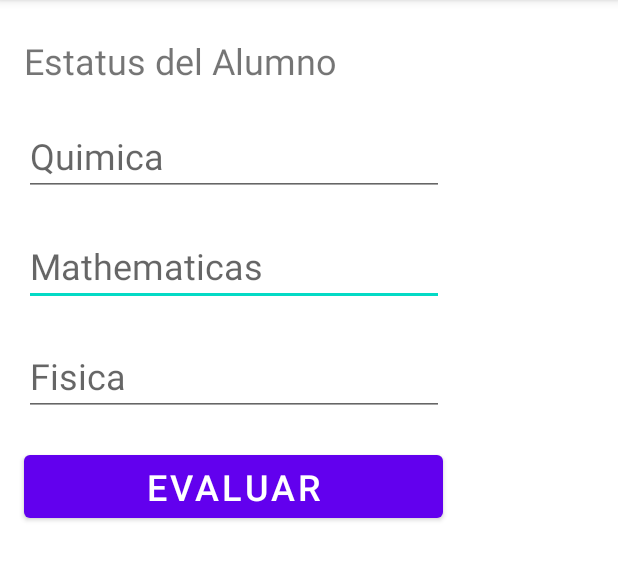
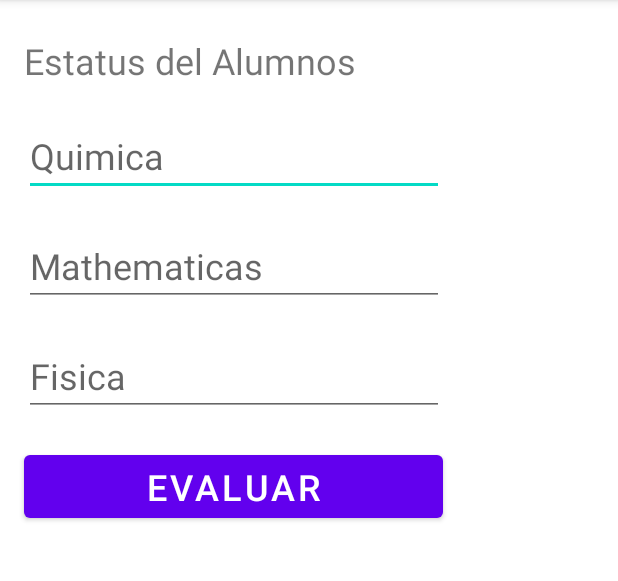
Before and after one commit to EdManDev/17SIST7010, an Android app: the screen it shows after launch (MainActivity), on a phone screen of 412 x 824 dp, the part 84-665 px from its top. Run offline under Robolectric (Android 15) with nearby library versions, the phone set to English and light mode, and no system bars.

Commit message:
Other way i can write School Promedio Notes

```diff
--- a/app/src/main/res/layout/activity_main.xml
+++ b/app/src/main/res/layout/activity_main.xml
@@ -13,36 +13,10 @@
         android:layout_height="33dp"
         android:layout_marginStart="16dp"
         android:layout_marginTop="24dp"
-        android:text="Estatus del Alumno"
+        android:text="@string/txt_view_String"
         android:textSize="24sp"
         app:layout_constraintStart_toStartOf="parent"
         app:layout_constraintTop_toTopOf="parent" />
-
-    <EditText
-        android:id="@+id/txt_math"
-        android:layout_width="wrap_content"
-        android:layout_height="wrap_content"
-        android:layout_marginStart="16dp"
-        android:layout_marginTop="20dp"
-        android:ems="10"
-        android:hint="Mathematicas"
-        android:textSize="24sp"
-        android:inputType="textPersonName"
-        app:layout_constraintStart_toStartOf="parent"
-        app:layout_constraintTop_toBottomOf="@+id/txt_quimica" />
-
-    <EditText
-        android:id="@+id/txt_fisica"
-        android:layout_width="wrap_content"
-        android:layout_height="wrap_content"
-        android:layout_marginStart="16dp"
-        android:layout_marginTop="20dp"
-        android:ems="10"
-        android:inputType="textPersonName"
-        android:textSize="24sp"
-        android:hint="Fisica"
-        app:layout_constraintStart_toStartOf="parent"
-        app:layout_constraintTop_toBottomOf="@+id/txt_math" />
 
     <EditText
         android:id="@+id/txt_quimica"
@@ -55,7 +29,39 @@
         android:inputType="textPersonName"
         android:textSize="24sp"
         app:layout_constraintStart_toStartOf="parent"
-        app:layout_constraintTop_toBottomOf="@+id/tv_estatus" />
+        app:layout_constraintTop_toBottomOf="@+id/tv_estatus"
+        tools:text="@string/txt_Quimica_String" />
+
+    <EditText
+        android:id="@+id/txt_math"
+        android:layout_width="wrap_content"
+        android:layout_height="wrap_content"
+        android:layout_marginStart="16dp"
+        android:layout_marginTop="20dp"
+        android:ems="10"
+        android:hint="@string/mathematicas"
+        android:inputType="textPersonName"
+        android:textSize="24sp"
+        app:layout_constraintStart_toStartOf="parent"
+        app:layout_constraintTop_toBottomOf="@+id/txt_quimica"
+        tools:text="@string/txt_math_String"
+        android:autofillHints="" />
+
+    <EditText
+        android:id="@+id/txt_fisica"
+        android:layout_width="wrap_content"
+        android:layout_height="wrap_content"
+        android:layout_marginStart="16dp"
+        android:layout_marginTop="20dp"
+        android:ems="10"
+        android:hint="Fisica"
+        android:inputType="textPersonName"
+        android:textSize="24sp"
+        app:layout_constraintStart_toStartOf="parent"
+        app:layout_constraintTop_toBottomOf="@+id/txt_math"
+        tools:text="@string/txt_Fisica_String"
+        android:autofillHints="" />
+
 
     <Button
         android:id="@+id/button"
@@ -64,7 +70,7 @@
         android:layout_marginStart="16dp"
         android:layout_marginTop="20dp"
         android:onClick="estatus"
-        android:text="Evaluar"
+        android:text="@string/button"
         android:textSize="24sp"
         app:layout_constraintStart_toStartOf="parent"
         app:layout_constraintTop_toBottomOf="@+id/txt_fisica" />
--- a/app/src/main/res/values/strings.xml
+++ b/app/src/main/res/values/strings.xml
@@ -1,3 +1,9 @@
 <resources>
     <string name="app_name">17-SIST-7-010</string>
+    <string name="txt_view_String">Estatus del Alumnos</string>
+    <string name="txt_math_String">Mathematicas</string>
+    <string name="txt_Quimica_String">Quimica</string>
+    <string name="txt_Fisica_String">Fisica</string>
+    <string name="button">Evaluar</string>
+    <string name="mathematicas">Mathematicas</string>
 </resources>
```
